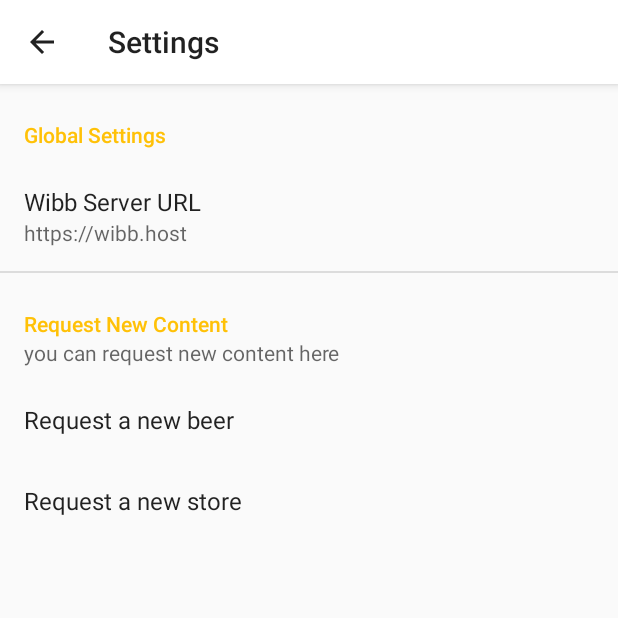
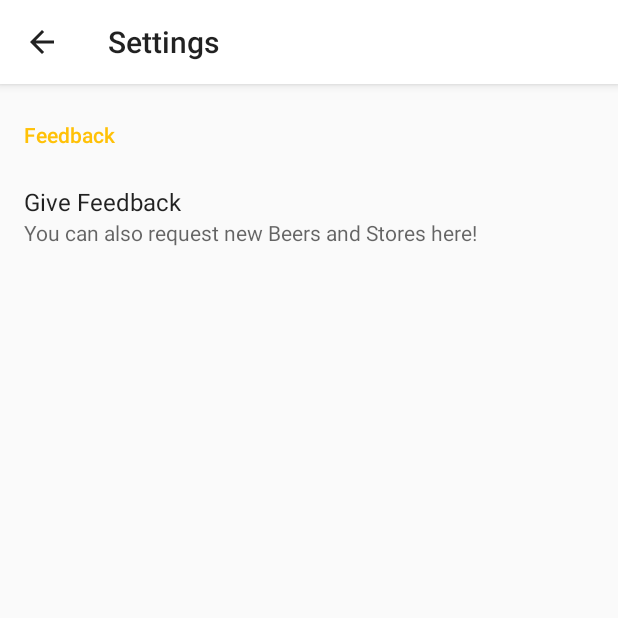
Before and after one commit to samuelfahrngruber/wibb, an Android app: the screen it shows after launch (SettingsActivity), on a phone screen of 412 x 824 dp, the top half of it. Run offline under Robolectric (Android 15) with nearby library versions, the phone set to English and light mode, and no system bars; our stand-ins replace Volley, androidx.preference; network calls fail.

Commit message:
some changes in the preferences
also internationalization in offer card

```diff
--- a/wibb-android/app/src/main/java/com/spogss/wibb/ui/OfferCardRecyclerViewAdapter.kt
+++ b/wibb-android/app/src/main/java/com/spogss/wibb/ui/OfferCardRecyclerViewAdapter.kt
@@ -61,9 +61,9 @@
 
         val formatter = DateTimeFormatter.ofPattern("E, d")
 
-        holder.dateTextV.text = String.format("von %s.\nbis %s.",
-            if (o.startDate == null) "" else o.startDate!!.format(formatter),
-            if (o.endDate == null) "" else o.endDate!!.format(formatter)
+        holder.dateTextV.text = String.format(context.getString(R.string.offer_card_datestr_format),
+            if (o.startDate == null) "?" else o.startDate!!.format(formatter),
+            if (o.endDate == null) "?" else o.endDate!!.format(formatter)
         )
 
         holder.menuImageB.setImageResource(R.drawable.ic_more_vert_black_24dp)
--- a/wibb-android/app/src/main/res/layout/offer_card.xml
+++ b/wibb-android/app/src/main/res/layout/offer_card.xml
@@ -89,7 +89,7 @@
                 android:layout_marginStart="10dp"
                 android:scaleType="fitCenter"
                 android:fontFamily="sans-serif-light"
-                android:text="von - bis"
+                android:text="@string/offer_card_date_default"
                 android:textSize="15sp"
                 android:layout_weight="1">
 
@@ -102,7 +102,7 @@
                 android:gravity="center_vertical"
                 android:scaleType="fitCenter"
                 android:layout_marginEnd="10dp"
-                android:text="-€"
+                android:text="@string/addoff_price_default"
                 android:textSize="35sp"
                 android:fontFamily="sans-serif-light"
                 android:layout_weight="0">
--- a/wibb-android/app/src/main/res/values/strings.xml
+++ b/wibb-android/app/src/main/res/values/strings.xml
@@ -37,10 +37,9 @@
     <string name="toast_contentRequest_success">Successfully submitted Request!</string>
     <string name="toast_contentRequest_fail">Could not submit Request!</string>
 
-    <string name="settings_header_newContent">Request New Content</string>
-    <string name="settings_header_newContent_summary">you can request new content here</string>
-    <string name="settings_newContent_beer">Request a new beer</string>
-    <string name="settings_newContent_store">Request a new store</string>
+    <string name="settings_header_feedback">Feedback</string>
+    <string name="settings_feedback_label">Give Feedback</string>
+    <string name="settings_feedback_suggestion">You can also request new Beers and Stores here!</string>
 
     <string name="no_offers">We couldn\'t find any offers! &#128531;</string>
 
@@ -54,4 +53,6 @@
 
     <string name="menuOffer_find_nearby">Find Nearby</string>
     <string name="menuOffer_report_offer">Report Offer</string>
+    <string name="offer_card_date_default">from - to</string>
+    <string name="offer_card_datestr_format">from %s.\nto %s.</string>
 </resources>
--- a/wibb-android/app/src/main/res/xml/root_preferences.xml
+++ b/wibb-android/app/src/main/res/xml/root_preferences.xml
@@ -21,7 +21,7 @@
     <PreferenceCategory
         app:title="@string/settings_header_global"
         app:iconSpaceReserved="false"
-        app:isPreferenceVisible="true">
+        app:isPreferenceVisible="false">
 
         <EditTextPreference
             app:key="apiurl"
@@ -35,13 +35,13 @@
     </PreferenceCategory>
 
     <PreferenceCategory
-        app:title="@string/settings_header_newContent"
-        app:summary="@string/settings_header_newContent_summary"
+        app:title="@string/settings_header_feedback"
         app:iconSpaceReserved="false">
 
         <Preference
             app:key="pref_req_new_beer"
-            app:title="@string/settings_newContent_beer"
+            app:title="@string/settings_feedback_label"
+            app:summary="@string/settings_feedback_suggestion"
             app:iconSpaceReserved="false">
 
             <intent
@@ -50,16 +50,6 @@
 
         </Preference>
 
-        <Preference
-            app:key="pref_req_new_store"
-            app:title="@string/settings_newContent_store"
-            app:iconSpaceReserved="false">
-
-            <intent
-                android:targetPackage="com.spogss.wibb"
-                android:targetClass="com.spogss.wibb.RequestNewContentActivity"/>
-
-        </Preference>
 
     </PreferenceCategory>
 
```
Also changed, not shown: 1 other file.
